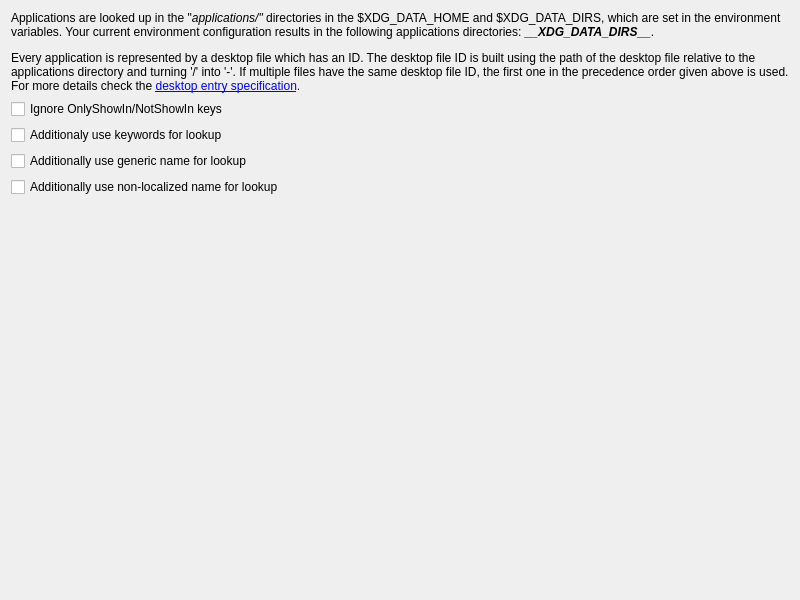
The window that applications_xdg/src/configwidget.ui (albertlauncher/plugins) describes before a commit, drawn with Qt 5.
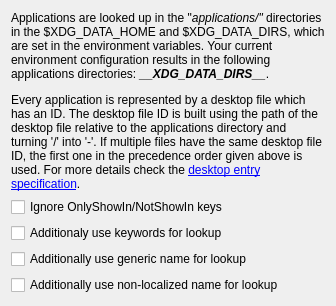
The same window after the commit.

```diff
--- a/applications_xdg/src/configwidget.ui
+++ b/applications_xdg/src/configwidget.ui
@@ -2,14 +2,6 @@
 <ui version="4.0">
  <class>ConfigWidget</class>
  <widget class="QWidget" name="ConfigWidget">
-  <property name="geometry">
-   <rect>
-    <x>0</x>
-    <y>0</y>
-    <width>800</width>
-    <height>600</height>
-   </rect>
-  </property>
   <layout class="QVBoxLayout" name="verticallayout_2">
    <item>
     <layout class="QHBoxLayout" name="horizontalLayout">
```
